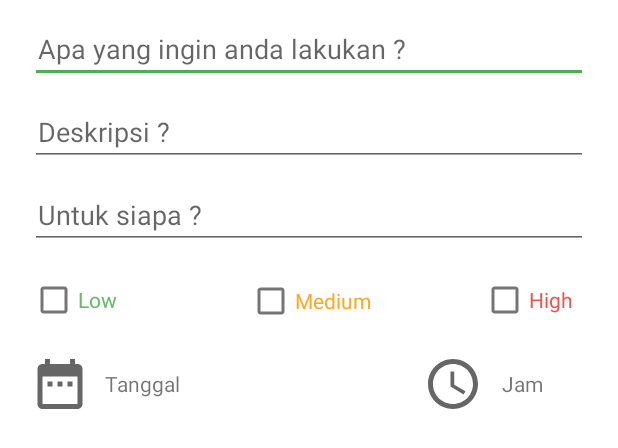
After one commit to aurtabatamindo/iInspector, an Android app: the layout tindakan.xml on its own in the app's theme, with its tools: preview values and no code run, on a phone screen of 412 x 824 dp. The commit adds this screen. Shown: the top 448 px of the screen. Run offline under Robolectric (Android 15) with nearby library versions, the phone set to English and light mode, and no system bars; Roboto replaces fonts that are not available here.

Commit message:
tambah tindakan

```diff
--- /dev/null
+++ b/app/src/main/res/drawable/jam_icon.xml
@@ -0,0 +1,6 @@
+<vector android:height="24dp" android:tint="?attr/colorControlNormal"
+    android:viewportHeight="24" android:viewportWidth="24"
+    android:width="24dp" xmlns:android="http://schemas.android.com/apk/res/android">
+    <path android:fillColor="@android:color/white" android:pathData="M11.99,2C6.47,2 2,6.48 2,12s4.47,10 9.99,10C17.52,22 22,17.52 22,12S17.52,2 11.99,2zM12,20c-4.42,0 -8,-3.58 -8,-8s3.58,-8 8,-8 8,3.58 8,8 -3.58,8 -8,8z"/>
+    <path android:fillColor="@android:color/white" android:pathData="M12.5,7H11v6l5.25,3.15 0.75,-1.23 -4.5,-2.67z"/>
+</vector>
--- a/app/src/main/res/layout/activity_inspeksi_awal.xml
+++ b/app/src/main/res/layout/activity_inspeksi_awal.xml
@@ -131,6 +131,7 @@
             android:background="@drawable/tindakan_icon" />
 
         <TextView
+            android:id="@+id/atindakan1"
             android:layout_width="wrap_content"
             android:layout_height="wrap_content"
             android:layout_gravity="bottom"
@@ -219,6 +220,7 @@
             android:background="@drawable/tindakan_icon" />
 
         <TextView
+            android:id="@+id/atindakan2"
             android:layout_width="wrap_content"
             android:layout_height="wrap_content"
             android:layout_gravity="bottom"
@@ -310,6 +312,7 @@
             android:background="@drawable/tindakan_icon" />
 
         <TextView
+            android:id="@+id/atindakan3"
             android:layout_width="wrap_content"
             android:layout_height="wrap_content"
             android:layout_gravity="bottom"
--- a/app/src/main/res/layout/activity_inspeksi_kedua.xml
+++ b/app/src/main/res/layout/activity_inspeksi_kedua.xml
@@ -224,6 +224,7 @@
                     android:background="@drawable/tindakan_icon" />
 
                 <TextView
+                    android:id="@+id/tindakan1"
                     android:layout_width="wrap_content"
                     android:layout_height="wrap_content"
                     android:layout_gravity="bottom"
@@ -389,6 +390,7 @@
                     android:background="@drawable/tindakan_icon" />
 
                 <TextView
+                    android:id="@+id/tindakan2"
                     android:layout_width="wrap_content"
                     android:layout_height="wrap_content"
                     android:layout_gravity="bottom"
@@ -492,6 +494,7 @@
                     android:background="@drawable/tindakan_icon" />
 
                 <TextView
+                    android:id="@+id/tindakan3"
                     android:layout_width="wrap_content"
                     android:layout_height="wrap_content"
                     android:layout_gravity="bottom"
@@ -596,6 +599,7 @@
                     android:background="@drawable/tindakan_icon" />
 
                 <TextView
+                    android:id="@+id/tindakan4"
                     android:layout_width="wrap_content"
                     android:layout_height="wrap_content"
                     android:layout_gravity="bottom"
@@ -677,6 +681,7 @@
                     android:background="@drawable/tindakan_icon" />
 
                 <TextView
+                    android:id="@+id/tindakan5"
                     android:layout_width="wrap_content"
                     android:layout_height="wrap_content"
                     android:layout_gravity="bottom"
--- /dev/null
+++ b/app/src/main/res/layout/tindakan.xml
@@ -0,0 +1,124 @@
+<?xml version="1.0" encoding="utf-8"?>
+<androidx.constraintlayout.widget.ConstraintLayout
+    xmlns:android="http://schemas.android.com/apk/res/android"
+    xmlns:app="http://schemas.android.com/apk/res-auto"
+    android:layout_width="match_parent"
+    android:layout_height="match_parent">
+
+    <EditText
+        android:id="@+id/teditText1"
+        android:layout_width="match_parent"
+        android:layout_height="wrap_content"
+        android:layout_marginTop="10dp"
+        android:hint="Apa yang ingin anda lakukan ?"
+        android:paddingStart="5dp"
+        android:layout_marginLeft="20dp"
+        android:layout_marginRight="20dp"
+        app:layout_constraintEnd_toEndOf="parent"
+        app:layout_constraintStart_toStartOf="parent"
+        app:layout_constraintTop_toTopOf="parent" />
+
+    <EditText
+        android:id="@+id/teditText2"
+        android:layout_width="match_parent"
+        android:layout_height="wrap_content"
+        android:hint="Deskripsi ?"
+        android:paddingStart="5dp"
+        android:layout_marginTop="10dp"
+        android:layout_marginLeft="20dp"
+        android:layout_marginRight="20dp"
+        app:layout_constraintEnd_toEndOf="parent"
+        app:layout_constraintStart_toStartOf="parent"
+        app:layout_constraintTop_toBottomOf="@+id/teditText1" />
+
+    <EditText
+        android:id="@+id/teditText3"
+        android:layout_width="match_parent"
+        android:layout_height="wrap_content"
+        android:hint="Untuk siapa ?"
+        android:paddingStart="5dp"
+        android:layout_marginTop="10dp"
+        android:layout_marginLeft="20dp"
+        android:layout_marginRight="20dp"
+        app:layout_constraintEnd_toEndOf="parent"
+        app:layout_constraintStart_toStartOf="parent"
+        app:layout_constraintTop_toBottomOf="@+id/teditText2" />
+
+    <FrameLayout
+        android:id="@+id/frameLayout"
+        android:layout_width="match_parent"
+        android:layout_height="50dp"
+        android:layout_marginLeft="20dp"
+        android:layout_marginTop="10dp"
+        android:layout_marginRight="20dp"
+        android:orientation="horizontal"
+        app:layout_constraintEnd_toEndOf="parent"
+        app:layout_constraintStart_toStartOf="parent"
+        app:layout_constraintTop_toBottomOf="@+id/teditText3">
+
+        <com.google.android.material.checkbox.MaterialCheckBox
+            android:layout_width="wrap_content"
+            android:layout_height="wrap_content"
+            android:text="Low"
+            android:textColor="@color/Python" />
+
+        <com.google.android.material.checkbox.MaterialCheckBox
+            android:layout_width="wrap_content"
+            android:layout_height="wrap_content"
+            android:layout_gravity="center"
+            android:text="Medium"
+            android:textColor="@color/R" />
+
+        <com.google.android.material.checkbox.MaterialCheckBox
+            android:layout_width="wrap_content"
+            android:layout_height="wrap_content"
+            android:layout_gravity="right"
+            android:layout_marginRight="10dp"
+            android:text="High"
+            android:textColor="@color/CPP" />
+
+
+    </FrameLayout>
+
+    <FrameLayout
+        android:layout_width="match_parent"
+        android:layout_height="40dp"
+        android:orientation="horizontal"
+        android:layout_marginLeft="20dp"
+        android:layout_marginRight="20dp"
+        android:layout_marginTop="10dp"
+        app:layout_constraintEnd_toEndOf="parent"
+        app:layout_constraintStart_toStartOf="parent"
+        app:layout_constraintTop_toBottomOf="@+id/frameLayout" >
+
+        <TextView
+            android:layout_width="40dp"
+            android:layout_height="40dp"
+            android:background="@drawable/tanggal_icon"/>
+
+        <TextView
+            android:layout_width="wrap_content"
+            android:layout_height="wrap_content"
+            android:text="Tanggal"
+            android:layout_marginTop="10dp"
+            android:layout_marginLeft="50dp"/>
+
+        <TextView
+            android:layout_width="40dp"
+            android:layout_height="40dp"
+            android:background="@drawable/jam_icon"
+            android:layout_gravity="right"
+            android:layout_marginRight="70dp"/>
+
+        <TextView
+            android:layout_width="wrap_content"
+            android:layout_height="wrap_content"
+            android:text="Jam"
+            android:layout_gravity="right"
+            android:layout_marginTop="10dp"
+            android:layout_marginRight="30dp"/>
+
+    </FrameLayout>
+
+
+</androidx.constraintlayout.widget.ConstraintLayout>
```
Also changed, not shown: app/src/main/java/com/example/iinspector/InspeksiAwal.java (+57 -1 lines), app/src/main/java/com/example/iinspector/InspeksiKedua.java (+69 -2 lines), app/src/main/res/drawable/bgtextview.xml (added, +7 -0 lines).
